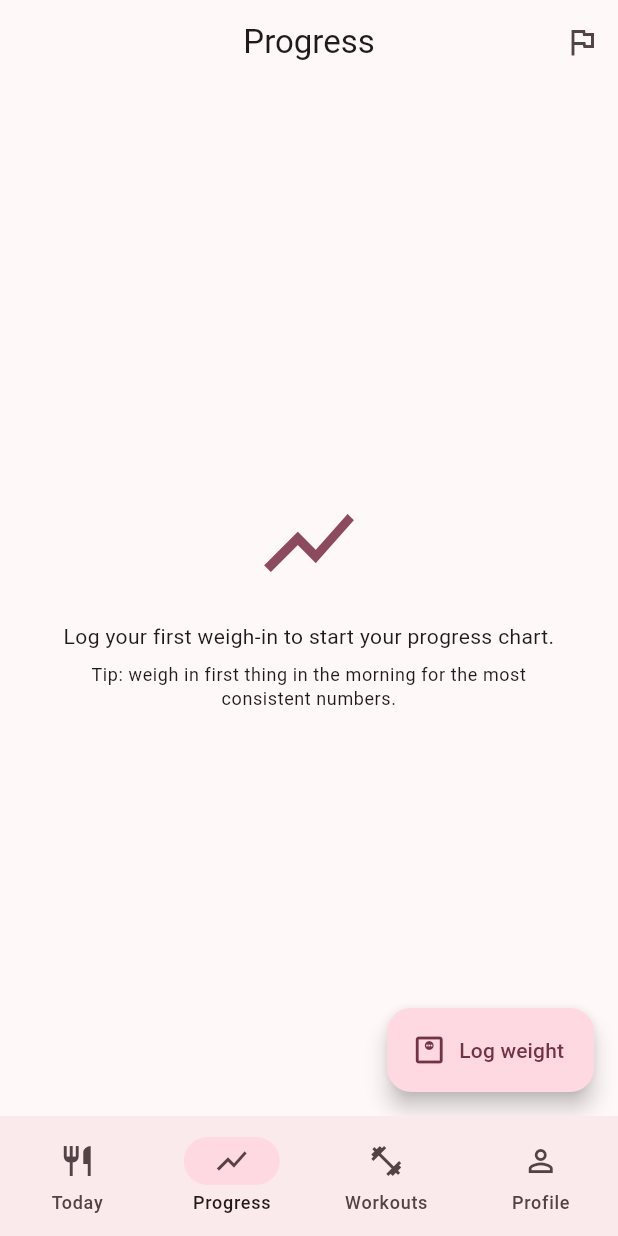
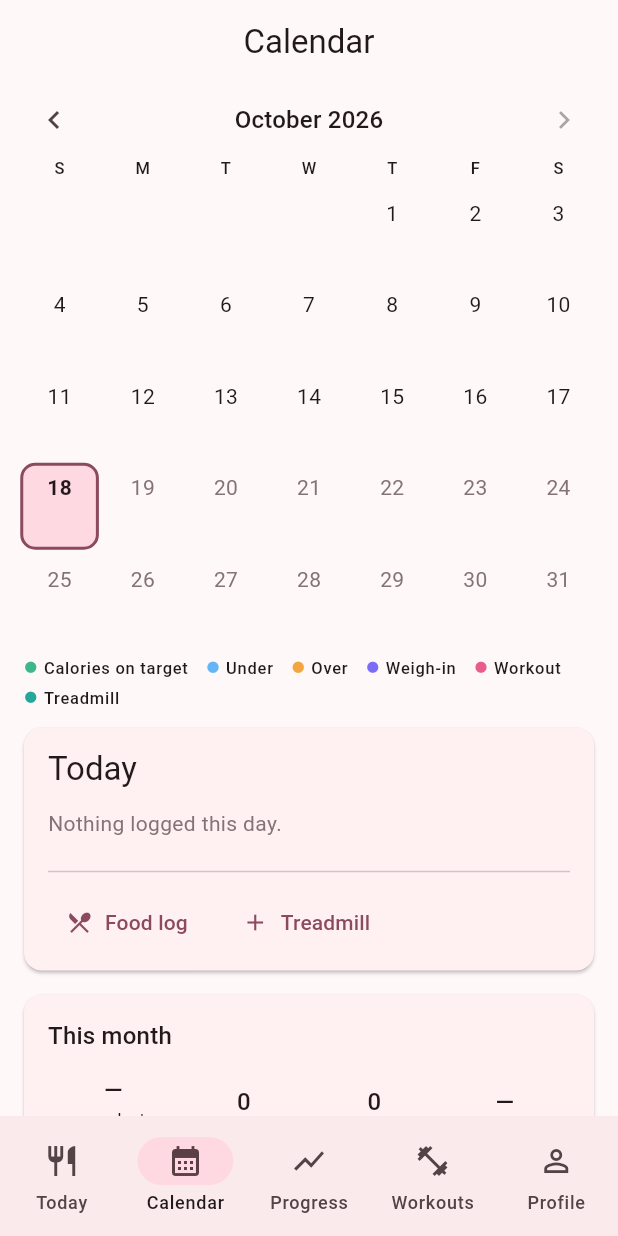
Before and after one commit to cchigu/syds-health-fitness, a Flutter app: the screen it shows after launch, item 2 of the bottom bar chosen, on a phone screen of 412 x 824 dp. Run offline on Flutter 3.47's test engine with Material 3 defaults, Android fonts, the phone set to English and light mode, and no system bars; our stand-ins replace cloud_firestore, confetti, firebase_auth, firebase_core, fl_chart, shared_preferences; missing offline and left inert: mobile_scanner; accounts and stored records are empty.

Commit message:
Calendar tab
- New Calendar tab (second in the bottom bar): month grid with each day's
  calories (tinted green on target, blue under, orange over the goal) and
  dots for weigh-ins, workouts and treadmill sessions; legend included.
- Tap a day for details: calories vs goal with macros and per-meal totals,
  weight, workout done and every logged set, treadmill sessions (tap to
  edit), plus shortcuts to that day's food log and to log treadmill.
- Monthly summary: average calories on logged days, workout days,
  treadmill minutes and weight change.

Co-Authored-By: Claude Opus 5.5 <noreply@anthropic.com>
Claude-Session: https://claude.ai/code/session_01TTHyQSgD2afjTzhVKt4ArY

```diff
--- a/lib/main.dart
+++ b/lib/main.dart
@@ -11,6 +11,7 @@ import 'services/treadmill_repository.dart';
 import 'services/weight_repository.dart';
 import 'services/workout_repository.dart';
 import 'screens/love_splash_screen.dart';
+import 'screens/calendar_screen.dart';
 import 'screens/today_screen.dart';
 import 'screens/progress_screen.dart';
 import 'screens/workouts_screen.dart';
@@ -76,6 +77,7 @@ class _HomeShellState extends State<HomeShell> {
   // IndexedStack keeps each tab's state when switching between tabs.
   final List<Widget> _pages = const [
     TodayScreen(),
+    CalendarScreen(),
     ProgressScreen(),
     WorkoutsScreen(),
     ProfileScreen(),
@@ -93,6 +95,11 @@ class _HomeShellState extends State<HomeShell> {
             icon: Icon(Icons.restaurant_outlined),
             selectedIcon: Icon(Icons.restaurant),
             label: 'Today',
+          ),
+          NavigationDestination(
+            icon: Icon(Icons.calendar_month_outlined),
+            selectedIcon: Icon(Icons.calendar_month),
+            label: 'Calendar',
           ),
           NavigationDestination(
             icon: Icon(Icons.show_chart_outlined),
--- /dev/null
+++ b/lib/screens/calendar_screen.dart
@@ -0,0 +1,568 @@
+import 'package:flutter/material.dart';
+
+import '../models/meal.dart';
+import '../models/nutrients.dart';
+import '../models/user_profile.dart';
+import '../services/exercise_log_repository.dart';
+import '../services/food_log_repository.dart';
+import '../services/profile_repository.dart';
+import '../services/treadmill_repository.dart';
+import '../services/weight_repository.dart';
+import '../services/workout_planner.dart';
+import '../services/workout_repository.dart';
+import '../utils/dates.dart';
+import '../utils/units.dart';
+import '../widgets/exercise_stats.dart';
+import 'today_screen.dart';
+import 'treadmill_log_sheet.dart';
+
+/// Calendar tab: a month of days, each marked with calories eaten (colored
+/// by how close to the goal), weigh-ins, workouts and treadmill sessions.
+/// Tap a day for the details.
+class CalendarScreen extends StatefulWidget {
+  const CalendarScreen({super.key});
+
+  @override
+  State<CalendarScreen> createState() => _CalendarScreenState();
+}
+
+/// Colors for the day markers (also used in the legend).
+class _Mark {
+  static const onTarget = Color(0xFF3FB58A);
+  static const over = Color(0xFFF2A541);
+  static const under = Color(0xFF64B5F6);
+  static const weight = Color(0xFF7B6CF6);
+  static const workout = Color(0xFFE85D8E);
+  static const treadmill = Color(0xFF26A69A);
+}
+
+class _CalendarScreenState extends State<CalendarScreen> {
+  late DateTime _month = DateTime(DateTime.now().year, DateTime.now().month);
+  late DateTime _selected = dayOnly(DateTime.now());
+
+  static const _monthNames = [
+    'January', 'February', 'March', 'April', 'May', 'June', 'July',
+    'August', 'September', 'October', 'November', 'December',
+  ];
+
+  void _shiftMonth(int delta) => setState(() {
+        _month = DateTime(_month.year, _month.month + delta);
+      });
+
+  bool get _isCurrentMonth {
+    final now = DateTime.now();
+    return _month.year == now.year && _month.month == now.month;
+  }
+
+  @override
+  Widget build(BuildContext context) {
+    return ListenableBuilder(
+      listenable: Listenable.merge([
+        FoodLogRepository.instance,
+        WeightRepository.instance,
+        WorkoutLogRepository.instance,
+        ExerciseLogRepository.instance,
+        TreadmillRepository.instance,
+        ProfileRepository.instance,
+      ]),
+      builder: (context, _) {
+        return Scaffold(
+          appBar: AppBar(
+            title: const Text('Calendar'),
+            centerTitle: true,
+            actions: [
+              if (!_isCurrentMonth || !isSameDay(_selected, DateTime.now()))
+                TextButton(
+                  onPressed: () => setState(() {
+                    final now = DateTime.now();
+                    _month = DateTime(now.year, now.month);
+                    _selected = dayOnly(now);
+                  }),
+                  child: const Text('Today'),
+                ),
+            ],
+          ),
+          body: ListView(
+            padding: const EdgeInsets.fromLTRB(12, 0, 12, 24),
+            children: [
+              _monthHeader(),
+              _grid(),
+              _legend(),
+              const SizedBox(height: 8),
+              _DayDetails(day: _selected),
+              const SizedBox(height: 8),
+              _MonthSummary(month: _month),
+            ],
+          ),
+        );
+      },
+    );
+  }
+
+  Widget _monthHeader() => Row(
+        children: [
+          IconButton(
+            tooltip: 'Previous month',
+            icon: const Icon(Icons.chevron_left),
+            onPressed: () => _shiftMonth(-1),
+          ),
+          Expanded(
+            child: Text(
+              '${_monthNames[_month.month - 1]} ${_month.year}',
+              textAlign: TextAlign.center,
+              style: Theme.of(context).textTheme.titleMedium,
+            ),
+          ),
+          IconButton(
+            tooltip: 'Next month',
+            icon: const Icon(Icons.chevron_right),
+            onPressed: _isCurrentMonth ? null : () => _shiftMonth(1),
+          ),
+        ],
+      );
+
+  Widget _grid() {
+    final text = Theme.of(context).textTheme;
+    final first = DateTime(_month.year, _month.month, 1);
+    final daysInMonth = DateTime(_month.year, _month.month + 1, 0).day;
+    final lead = first.weekday % 7; // Sunday-first weeks
+    final cells = lead + daysInMonth;
+    final rows = (cells / 7).ceil();
+
+    return Column(
+      children: [
+        Row(
+          children: [
+            for (final d in const ['S', 'M', 'T', 'W', 'T', 'F', 'S'])
+              Expanded(
+                child: Center(child: Text(d, style: text.labelSmall)),
+              ),
+          ],
+        ),
+        const SizedBox(height: 4),
+        for (var r = 0; r < rows; r++)
+          Row(
+            children: [
+              for (var c = 0; c < 7; c++)
+                Expanded(
+                  child: () {
+                    final n = r * 7 + c - lead + 1;
+                    if (n < 1 || n > daysInMonth) {
+                      return const SizedBox(height: 58);
+                    }
+                    final day = DateTime(_month.year, _month.month, n);
+                    return _DayCell(
+                      day: day,
+                      selected: isSameDay(day, _selected),
+                      onTap: () => setState(() => _selected = day),
+                    );
+                  }(),
+                ),
+            ],
+          ),
+      ],
+    );
+  }
+
+  Widget _legend() {
+    final text = Theme.of(context).textTheme;
+    Widget item(Color c, String label) => Row(
+          mainAxisSize: MainAxisSize.min,
+          children: [
+            Icon(Icons.circle, size: 9, color: c),
+            const SizedBox(width: 4),
+            Text(label, style: text.labelSmall),
+          ],
+        );
+    return Padding(
+      padding: const EdgeInsets.fromLTRB(4, 8, 4, 0),
+      child: Wrap(
+        spacing: 12,
+        runSpacing: 4,
+        children: [
+          item(_Mark.onTarget, 'Calories on target'),
+          item(_Mark.under, 'Under'),
+          item(_Mark.over, 'Over'),
+          item(_Mark.weight, 'Weigh-in'),
+          item(_Mark.workout, 'Workout'),
+          item(_Mark.treadmill, 'Treadmill'),
+        ],
+      ),
+    );
+  }
+}
+
+/// Calorie color for a day: within 10% of the goal is on target.
+Color? _calorieColor(double eaten, double? goal) {
+  if (eaten <= 0) return null;
+  if (goal == null || goal <= 0) return _Mark.onTarget;
+  final ratio = eaten / goal;
+  if (ratio > 1.10) return _Mark.over;
+  if (ratio < 0.90) return _Mark.under;
+  return _Mark.onTarget;
+}
+
+bool _hadWorkout(DateTime day) =>
+    WorkoutLogRepository.instance.doneOn(day) ||
+    ExerciseLogRepository.instance.allOnDay(day).isNotEmpty;
+
+class _DayCell extends StatelessWidget {
+  const _DayCell({
+    required this.day,
+    required this.selected,
+    required this.onTap,
+  });
+
+  final DateTime day;
+  final bool selected;
+  final VoidCallback onTap;
+
+  @override
+  Widget build(BuildContext context) {
+    final colors = Theme.of(context).colorScheme;
+    final text = Theme.of(context).textTheme;
+    final today = isSameDay(day, DateTime.now());
+    final future = day.isAfter(dayOnly(DateTime.now()));
+
+    final kcal = FoodLogRepository.instance.totalFor(day).calories;
+    final calColor =
+        _calorieColor(kcal, ProfileRepository.instance.goals?.calories);
+    final dots = <Color>[
+      if (WeightRepository.instance.onDay(day) != null) _Mark.weight,
+      if (_hadWorkout(day)) _Mark.workout,
+      if (TreadmillRepository.instance.onDay(day).isNotEmpty) _Mark.treadmill,
+    ];
+
+    return InkWell(
+      borderRadius: BorderRadius.circular(10),
+      onTap: future ? null : onTap,
+      child: Container(
+        height: 58,
+        margin: const EdgeInsets.all(1.5),
+        decoration: BoxDecoration(
+          color: selected ? colors.primaryContainer : null,
+          borderRadius: BorderRadius.circular(10),
+          border: today ? Border.all(color: colors.primary, width: 2) : null,
+        ),
+        child: Column(
+          mainAxisAlignment: MainAxisAlignment.center,
+          children: [
+            Text(
+              '${day.day}',
+              style: text.bodyMedium?.copyWith(
+                fontWeight: today ? FontWeight.bold : null,
+                color: future ? colors.outline : null,
+              ),
+            ),
+            const SizedBox(height: 2),
+            // Calories (number tinted by how close to the goal).
+            SizedBox(
+              height: 14,
+              child: calColor == null
+                  ? null
+                  : FittedBox(
+                      child: Text(
+                        '${kcal.round()}',
+                        style: text.labelSmall?.copyWith(
+                          color: calColor,
+                          fontWeight: FontWeight.w700,
+                        ),
+                      ),
+                    ),
+            ),
+            const SizedBox(height: 2),
+            SizedBox(
+              height: 7,
+              child: Row(
+                mainAxisAlignment: MainAxisAlignment.center,
+                children: [
+                  for (final c in dots)
+                    Container(
+                      width: 6,
+                      height: 6,
+                      margin: const EdgeInsets.symmetric(horizontal: 1),
+                      decoration:
+                          BoxDecoration(color: c, shape: BoxShape.circle),
+                    ),
+                ],
+              ),
+            ),
+          ],
+        ),
+      ),
+    );
+  }
+}
+
+/// Everything logged on one day.
+class _DayDetails extends StatelessWidget {
+  const _DayDetails({required this.day});
+  final DateTime day;
+
+  @override
+  Widget build(BuildContext context) {
+    final text = Theme.of(context).textTheme;
+    final colors = Theme.of(context).colorScheme;
+    final profile = ProfileRepository.instance;
+    final units = profile.profile.units;
+    final food = FoodLogRepository.instance;
+    final eaten = food.totalFor(day);
+    final goals = profile.goals;
+    final weigh = WeightRepository.instance.onDay(day);
+    final workout = WorkoutLogRepository.instance.on(day);
+    final sets = ExerciseLogRepository.instance.allOnDay(day);
+    final treadmill = TreadmillRepository.instance.onDay(day);
+    final weightKg = profile.profile.weightKg ?? 65;
+    final prefs = WorkoutPrefsRepository.instance.prefs;
+
+    String exerciseName(String id) =>
+        (prefs == null ? null : WorkoutPlanner.exerciseById(prefs, id)?.name) ??
+        id;
+
+    Widget section(IconData icon, Color color, String title, Widget body) =>
+        Padding(
+          padding: const EdgeInsets.symmetric(vertical: 8),
+          child: Row(
+            crossAxisAlignment: CrossAxisAlignment.start,
+            children: [
+              Icon(icon, color: color, size: 22),
+              const SizedBox(width: 12),
+              Expanded(
+                child: Column(
+                  crossAxisAlignment: CrossAxisAlignment.start,
+                  children: [
+                    Text(title, style: text.titleSmall),
+                    const SizedBox(height: 2),
+                    body,
+                  ],
+                ),
+              ),
+            ],
+          ),
+        );
+
+    final nothing = eaten.calories <= 0 &&
+        weigh == null &&
+        workout == null &&
+        sets.isEmpty &&
+        treadmill.isEmpty;
+
+    return Card(
+      child: Padding(
+        padding: const EdgeInsets.fromLTRB(16, 14, 16, 8),
+        child: Column(
+          crossAxisAlignment: CrossAxisAlignment.start,
+          children: [
+            Text(friendlyDay(day), style: text.titleLarge),
+            if (nothing)
+              Padding(
+                padding: const EdgeInsets.symmetric(vertical: 12),
+                child: Text('Nothing logged this day.',
+                    style: text.bodyMedium?.copyWith(color: colors.outline)),
+              ),
+
+            // Food
+            if (eaten.calories > 0)
+              section(
+                Icons.restaurant,
+                _calorieColor(eaten.calories, goals?.calories) ??
+                    _Mark.onTarget,
+                goals == null
+                    ? '${eaten.calories.round()} calories'
+                    : '${eaten.calories.round()} of '
+                        '${goals.calories.round()} calories',
+                Column(
+                  crossAxisAlignment: CrossAxisAlignment.start,
+                  children: [
+                    Text(_macroLine(eaten, goals), style: text.bodySmall),
+                    const SizedBox(height: 2),
+                    Text(
+                      [
+                        for (final m in Meal.values)
+                          if (food.totalFor(day, m).calories > 0)
+                            '${m.label} ${food.totalFor(day, m).calories.round()}',
+                      ].join(' · '),
+                      style: text.bodySmall,
+                    ),
+                  ],
+                ),
+              ),
+
+            // Weight
+            if (weigh != null)
+              section(
+                Icons.monitor_weight_outlined,
+                _Mark.weight,
+                'Weighed in at ${formatWeight(weigh.kg, units)}',
+                const SizedBox.shrink(),
+              ),
+
+            // Workout + logged sets
+            if (workout != null || sets.isNotEmpty)
+              section(
+                Icons.fitness_center,
+                _Mark.workout,
+                workout == null
+                    ? 'Exercises logged'
+                    : '${workout.title} · ${workout.minutes} min',
+                Column(
+                  crossAxisAlignment: CrossAxisAlignment.start,
+                  children: [
+                    for (final s in sets)
+                      Text(
+                        '${exerciseName(s.exerciseId)}: '
+                        '${sessionSummary(s, units)}',
+                        style: text.bodySmall,
+                      ),
+                  ],
+                ),
+              ),
+
+            // Treadmill
+            if (treadmill.isNotEmpty)
+              section(
+                Icons.directions_walk,
+                _Mark.treadmill,
+                treadmill.length == 1
+                    ? 'Treadmill'
+                    : 'Treadmill · ${treadmill.length} sessions',
+                Column(
+                  crossAxisAlignment: CrossAxisAlignment.start,
+                  children: [
+                    for (final t in treadmill)
+                      InkWell(
+                        onTap: () => showTreadmillLog(context, existing: t),
+                        child: Padding(
+                          padding: const EdgeInsets.symmetric(vertical: 2),
+                          child: Text(
+                            '${treadmillSummary(t, units)} · '
+                            '${distanceText(t.miles, units)} · '
+                            '≈ ${t.caloriesFor(weightKg).round()} cal',
+                            style: text.bodySmall,
+                          ),
+                        ),
+                      ),
+                  ],
+                ),
+              ),
+
+            const Divider(height: 20),
+            Wrap(
+              spacing: 8,
+              children: [
+                TextButton.icon(
+                  onPressed: () => Navigator.of(context).push(
+                    MaterialPageRoute(
+                        builder: (_) => TodayScreen(initialDay: day)),
+                  ),
+                  icon: const Icon(Icons.restaurant_menu),
+                  label: const Text('Food log'),
+                ),
+                TextButton.icon(
+                  onPressed: () => showTreadmillLog(context, day: day),
+                  icon: const Icon(Icons.add),
+                  label: const Text('Treadmill'),
+                ),
+              ],
+            ),
+          ],
+        ),
+      ),
+    );
+  }
+
+  static String _macroLine(Nutrients n, Nutrients? goals) {
+    String part(String label, double v, double? g) =>
+        g == null ? '$label ${v.round()} g' : '$label ${v.round()}/${g.round()} g';
+    return [
+      part('Protein', n.protein, goals?.protein),
+      part('Carbs', n.carbs, goals?.carbs),
+      part('Fat', n.fat, goals?.fat),
+      part('Fiber', n.fiber, goals?.fiber),
+    ].join(' · ');
+  }
+}
+
+/// Totals for the month shown.
+class _MonthSummary extends StatelessWidget {
+  const _MonthSummary({required this.month});
+  final DateTime month;
+
+  @override
+  Widget build(BuildContext context) {
+    final text = Theme.of(context).textTheme;
+    final units = ProfileRepository.instance.profile.units;
+    final today = dayOnly(DateTime.now());
+    final last = DateTime(month.year, month.month + 1, 0);
+    final end = last.isAfter(today) ? today : last;
+
+    var foodDays = 0;
+    var kcalTotal = 0.0;
+    var workouts = 0;
+    var treadMin = 0.0;
+    for (var d = DateTime(month.year, month.month, 1);
+        !d.isAfter(end);
+        d = DateTime(d.year, d.month, d.day + 1)) {
+      final k = FoodLogRepository.instance.totalFor(d).calories;
+      if (k > 0) {
+        foodDays++;
+        kcalTotal += k;
+      }
+      if (_hadWorkout(d)) workouts++;
+      treadMin += TreadmillRepository.instance
+          .onDay(d)
+          .fold<double>(0, (t, s) => t + s.minutes);
+    }
+
+    final weighIns = WeightRepository.instance.entries
+        .where((w) =>
+            w.day.year == month.year && w.day.month == month.month)
+        .toList();
+    final change = weighIns.length >= 2
+        ? weighIns.last.kg - weighIns.first.kg
+        : null;
+
+    Widget stat(String value, String label) => Expanded(
+          child: Column(
+            children: [
+              FittedBox(
+                fit: BoxFit.scaleDown,
+                child: Text(value, style: text.titleMedium),
+              ),
+              Text(label,
+                  style: text.bodySmall, textAlign: TextAlign.center),
+            ],
+          ),
+        );
+
+    String changeText(double kg) {
+      final v = units == Units.imperial ? kgToLb(kg) : kg;
+      final unit = units == Units.imperial ? 'lb' : 'kg';
+      if (v.abs() < 0.05) return '±0 $unit';
+      return '${v > 0 ? '+' : '−'}${trimNumber(v.abs())} $unit';
+    }
+
+    return Card(
+      child: Padding(
+        padding: const EdgeInsets.all(16),
+        child: Column(
+          crossAxisAlignment: CrossAxisAlignment.start,
+          children: [
+            Text('This month', style: text.titleMedium),
+            const SizedBox(height: 12),
+            Row(
+              children: [
+                stat(foodDays == 0 ? '—' : '${(kcalTotal / foodDays).round()}',
+                    'avg calories\n($foodDays days logged)'),
+                stat('$workouts', 'workout\ndays'),
+                stat('${treadMin.round()}', 'treadmill\nminutes'),
+                stat(change == null ? '—' : changeText(change),
+                    'weight\nchange'),
+              ],
+            ),
+          ],
+        ),
+      ),
+    );
+  }
+}
--- a/lib/screens/today_screen.dart
+++ b/lib/screens/today_screen.dart
@@ -17,14 +17,17 @@ import 'recipe_editor_screen.dart';
 /// Today tab: calories and macros vs. goals, and the four meals.
 /// The arrows switch days so past days can be checked or filled in.
 class TodayScreen extends StatefulWidget {
-  const TodayScreen({super.key});
+  const TodayScreen({super.key, this.initialDay});
+
+  /// Open on a specific day (e.g. from the Calendar).
+  final DateTime? initialDay;
 
   @override
   State<TodayScreen> createState() => _TodayScreenState();
 }
 
 class _TodayScreenState extends State<TodayScreen> {
-  DateTime _day = dayOnly(DateTime.now());
+  late DateTime _day = dayOnly(widget.initialDay ?? DateTime.now());
 
   bool get _isToday => isSameDay(_day, DateTime.now());
 
--- a/lib/services/exercise_log_repository.dart
+++ b/lib/services/exercise_log_repository.dart
@@ -71,6 +71,11 @@ class ExerciseLogRepository extends SyncedStore<ExerciseSession> {
     return top;
   }
 
+  /// Everything she logged on one day.
+  List<ExerciseSession> allOnDay(DateTime day) => items
+      .where((s) => isSameDay(s.day, day) && s.sets.isNotEmpty)
+      .toList();
+
   /// Every exercise she has logged at least once.
   Set<String> get loggedExercises => {
         for (final s in items)
--- a/lib/services/workout_repository.dart
+++ b/lib/services/workout_repository.dart
@@ -119,6 +119,8 @@ class WorkoutLogRepository extends SyncedStore<WorkoutDone> {
 
   bool doneOn(DateTime day) => byId(dayKey(day)) != null;
 
+  WorkoutDone? on(DateTime day) => byId(dayKey(day));
+
   Future<void> markDone(DateTime day, String title, int minutes) =>
       put(WorkoutDone(
         day: dayOnly(day),
```
